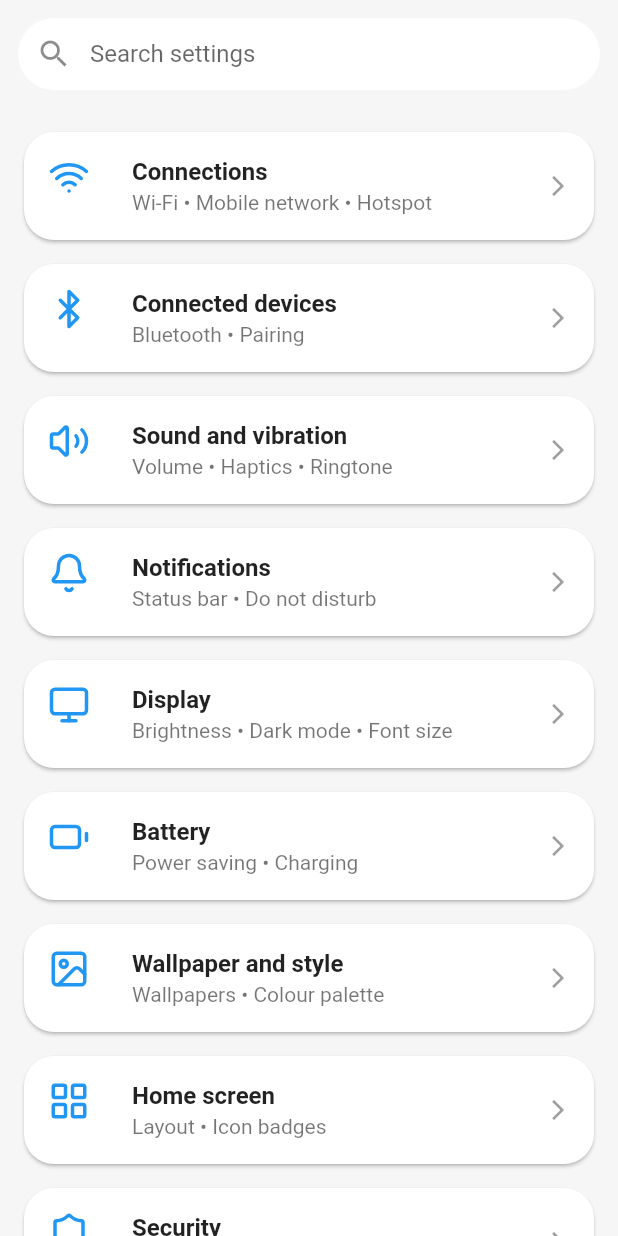
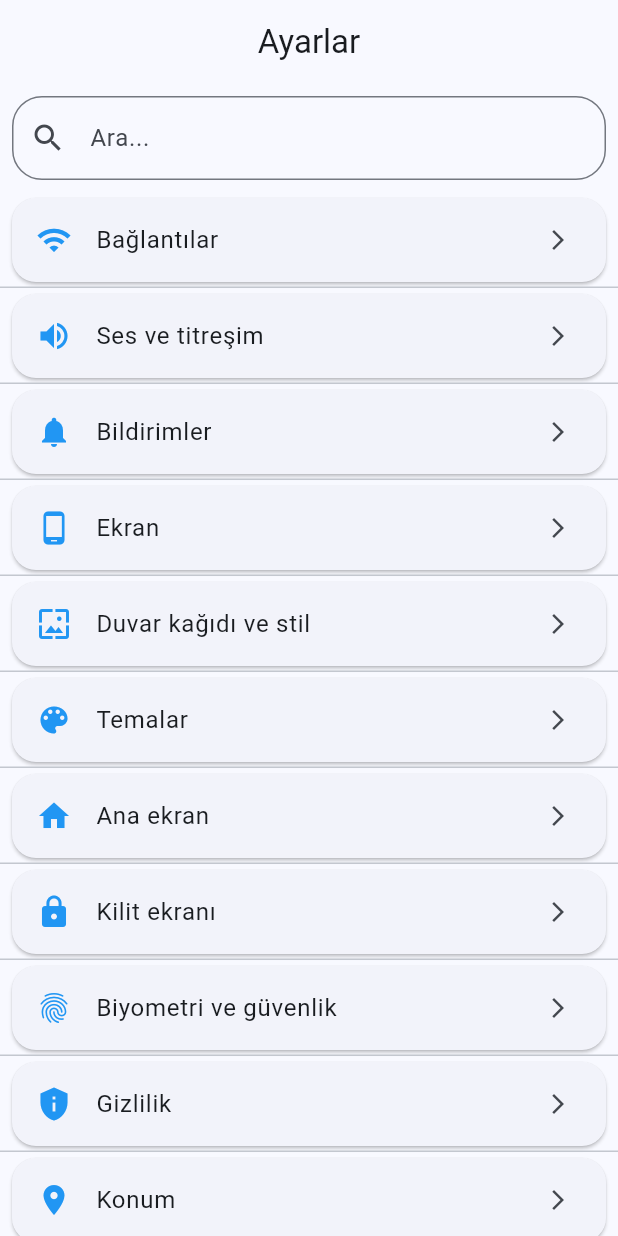
Before and after one commit to nsibvlizad-hub/Sin, a Flutter app: the screen it shows after launch, on a phone screen of 412 x 824 dp. Run offline on Flutter 3.47's test engine with Material 3 defaults, Android fonts, the phone set to English and light mode, and no system bars; our stand-ins replace shared_preferences.

Commit message:
Update main.dart

```diff
--- a/lib/main.dart
+++ b/lib/main.dart
@@ -1,96 +1,186 @@
 import 'package:flutter/material.dart';
-import 'package:lucide_icons/lucide_icons.dart';
 
-void main() => runApp(SettingsClone());
+void main() {
+  runApp(const FakeSettingsApp());
+}
 
-class SettingsClone extends StatelessWidget {
+class FakeSettingsApp extends StatelessWidget {
+  const FakeSettingsApp({super.key});
+
   @override
   Widget build(BuildContext context) {
     return MaterialApp(
-      debugShowCheckedModeBanner: false,
-      title: 'Settings',
+      title: 'Ayarlar',
       theme: ThemeData(
-        useMaterial3: false,
-        scaffoldBackgroundColor: Color(0xFFF6F6F6),
-        appBarTheme: AppBarTheme(
-          backgroundColor: Colors.white,
-          foregroundColor: Colors.black,
-          elevation: 0,
+        useMaterial3: true,
+        colorSchemeSeed: Colors.blue,
       ),
-      ),
-      home: SettingsHome(),
+      home: const SettingsHomePage(),
     );
   }
 }
 
-class SettingsHome extends StatelessWidget {
-  final List<Map<String, dynamic>> settings = [
-    {"icon": LucideIcons.wifi, "title": "Connections", "subtitle": "Wi-Fi • Mobile network • Hotspot"},
-    {"icon": LucideIcons.bluetooth, "title": "Connected devices", "subtitle": "Bluetooth • Pairing"},
-    {"icon": LucideIcons.volume2, "title": "Sound and vibration", "subtitle": "Volume • Haptics • Ringtone"},
-    {"icon": LucideIcons.bell, "title": "Notifications", "subtitle": "Status bar • Do not disturb"},
-    {"icon": LucideIcons.monitor, "title": "Display", "subtitle": "Brightness • Dark mode • Font size"},
-    {"icon": LucideIcons.battery, "title": "Battery", "subtitle": "Power saving • Charging"},
-    {"icon": LucideIcons.image, "title": "Wallpaper and style", "subtitle": "Wallpapers • Colour palette"},
-    {"icon": LucideIcons.layoutGrid, "title": "Home screen", "subtitle": "Layout • Icon badges"},
-    {"icon": LucideIcons.shield, "title": "Security", "subtitle": "Screen lock • Find my device"},
-    {"icon": LucideIcons.lock, "title": "Privacy", "subtitle": "Permissions • Ads • Personal data"},
-    {"icon": LucideIcons.mapPin, "title": "Location", "subtitle": "GPS • App location requests"},
-    {"icon": LucideIcons.user, "title": "Accounts and backup", "subtitle": "Manage accounts • Data sync"},
-    {"icon": LucideIcons.settings, "title": "Advanced features", "subtitle": "Labs • Tools"},
-    {"icon": LucideIcons.activity, "title": "Digital wellbeing", "subtitle": "Screen time • App timers"},
-    {"icon": LucideIcons.hardDrive, "title": "Device care", "subtitle": "Storage • Memory • Security"},
-    {"icon": LucideIcons.appWindow, "title": "Apps", "subtitle": "Default apps • App settings"},
-    {"icon": LucideIcons.globe, "title": "General management", "subtitle": "Language • Date and time"},
-    {"icon": LucideIcons.accessibility, "title": "Accessibility", "subtitle": "Display • Interaction • Audio"},
-    {"icon": LucideIcons.info, "title": "About phone", "subtitle": "Status • Legal information • Phone name"},
+class SettingsHomePage extends StatefulWidget {
+  const SettingsHomePage({super.key});
+
+  @override
+  State<SettingsHomePage> createState() => _SettingsHomePageState();
+}
+
+class _SettingsHomePageState extends State<SettingsHomePage> {
+  final TextEditingController _searchController = TextEditingController();
+  String _searchQuery = "";
+
+  final List<SettingsCategory> categories = [
+    SettingsCategory(
+      title: "Bağlantılar",
+      icon: Icons.wifi,
+      page: const WifiPage(),
+    ),
+    SettingsCategory(
+      title: "Ses ve titreşim",
+      icon: Icons.volume_up,
+      page: const SoundPage(),
+    ),
+    SettingsCategory(
+      title: "Bildirimler",
+      icon: Icons.notifications,
+      page: const NotificationPage(),
+    ),
+    SettingsCategory(
+      title: "Ekran",
+      icon: Icons.phone_android,
+      page: const DisplayPage(),
+    ),
+    SettingsCategory(
+      title: "Duvar kağıdı ve stil",
+      icon: Icons.wallpaper,
+      page: const WallpaperPage(),
+    ),
+    SettingsCategory(
+      title: "Temalar",
+      icon: Icons.color_lens,
+      page: const ThemePage(),
+    ),
+    SettingsCategory(
+      title: "Ana ekran",
+      icon: Icons.home,
+      page: const HomeScreenPage(),
+    ),
+    SettingsCategory(
+      title: "Kilit ekranı",
+      icon: Icons.lock,
+      page: const LockScreenPage(),
+    ),
+    SettingsCategory(
+      title: "Biyometri ve güvenlik",
+      icon: Icons.fingerprint,
+      page: const SecurityPage(),
+    ),
+    SettingsCategory(
+      title: "Gizlilik",
+      icon: Icons.privacy_tip,
+      page: const PrivacyPage(),
+    ),
+    SettingsCategory(
+      title: "Konum",
+      icon: Icons.location_on,
+      page: const LocationPage(),
+    ),
+    SettingsCategory(
+      title: "Google",
+      icon: Icons.account_circle,
+      page: const GooglePage(),
+    ),
+    SettingsCategory(
+      title: "Hesaplar ve yedekleme",
+      icon: Icons.cloud,
+      page: const AccountsPage(),
+    ),
+    SettingsCategory(
+      title: "Gelişmiş özellikler",
+      icon: Icons.star,
+      page: const AdvancedFeaturesPage(),
+    ),
+    SettingsCategory(
+      title: "Dijital sağlık ve ebeveyn denetimleri",
+      icon: Icons.health_and_safety,
+      page: const DigitalWellbeingPage(),
+    ),
+    SettingsCategory(
+      title: "Genel yönetim",
+      icon: Icons.settings_applications,
+      page: const GeneralManagementPage(),
+    ),
+    SettingsCategory(
+      title: "Erişilebilirlik",
+      icon: Icons.accessibility,
+      page: const AccessibilityPage(),
+    ),
+    SettingsCategory(
+      title: "Yazılım güncelleme",
+      icon: Icons.system_update,
+      page: const SoftwareUpdatePage(),
+    ),
+    SettingsCategory(
+      title: "Telefon hakkında",
+      icon: Icons.info,
+      page: const AboutPhonePage(),
+    ),
   ];
 
   @override
   Widget build(BuildContext context) {
+    final filteredCategories = categories
+        .where((cat) =>
+            cat.title.toLowerCase().contains(_searchQuery.toLowerCase()))
+        .toList();
+
     return Scaffold(
-      body: SafeArea(
-        child: Column(
+      appBar: AppBar(
+        title: const Text("Ayarlar"),
+        centerTitle: true,
+      ),
+      body: Column(
         children: [
-            // 🔍 Arama Çubuğu
           Padding(
-              padding: const EdgeInsets.all(12.0),
+            padding: const EdgeInsets.all(8.0),
             child: TextField(
+              controller: _searchController,
               decoration: InputDecoration(
-                  hintText: "Search settings",
-                  prefixIcon: Icon(Icons.search),
-                  filled: true,
-                  fillColor: Colors.white,
-                  contentPadding: EdgeInsets.symmetric(vertical: 0, horizontal: 16),
+                prefixIcon: const Icon(Icons.search),
+                hintText: "Ara...",
                 border: OutlineInputBorder(
-                    borderRadius: BorderRadius.circular(25),
-                    borderSide: BorderSide.none,
+                  borderRadius: BorderRadius.circular(20),
                 ),
               ),
+              onChanged: (value) {
+                setState(() {
+                  _searchQuery = value;
+                });
+              },
             ),
           ),
-            // 📋 Ayarlar Listesi
           Expanded(
             child: ListView.separated(
-                padding: EdgeInsets.all(12),
-                itemCount: settings.length,
-                separatorBuilder: (_, __) => SizedBox(height: 8),
+              itemCount: filteredCategories.length,
+              separatorBuilder: (_, __) => const Divider(height: 0),
               itemBuilder: (context, index) {
-                  var item = settings[index];
+                final cat = filteredCategories[index];
                 return Card(
-                    shape: RoundedRectangleBorder(borderRadius: BorderRadius.circular(20)),
-                    elevation: 1,
+                  shape: RoundedRectangleBorder(
+                    borderRadius: BorderRadius.circular(16),
+                  ),
+                  margin: const EdgeInsets.symmetric(
+                      horizontal: 8.0, vertical: 4.0),
                   child: ListTile(
-                      leading: Icon(item['icon'], color: Colors.blue, size: 28),
-                      title: Text(item['title'], style: TextStyle(fontWeight: FontWeight.w600)),
-                      subtitle: Text(item['subtitle']),
-                      trailing: Icon(Icons.arrow_forward_ios, size: 16, color: Colors.grey),
+                    leading: Icon(cat.icon, color: Colors.blue),
+                    title: Text(cat.title),
+                    trailing: const Icon(Icons.arrow_forward_ios, size: 16),
                     onTap: () {
                       Navigator.push(
                         context,
-                          MaterialPageRoute(
-                            builder: (_) => FakeCategoryPage(title: item['title']),
-                          ),
+                        MaterialPageRoute(builder: (_) => cat.page),
                       );
                     },
                   ),
@@ -100,85 +190,298 @@ class SettingsHome extends StatelessWidget {
           ),
         ],
       ),
+    );
+  }
+}
+
+class SettingsCategory {
+  final String title;
+  final IconData icon;
+  final Widget page;
+
+  SettingsCategory({required this.title, required this.icon, required this.page});
+}
+
+/// SAHTE SAYFALAR BAŞLANGIÇ
+
+class WifiPage extends StatefulWidget {
+  const WifiPage({super.key});
+
+  @override
+  State<WifiPage> createState() => _WifiPageState();
+}
+
+class _WifiPageState extends State<WifiPage> {
+  bool wifi = true;
+  bool bluetooth = false;
+
+  @override
+  Widget build(BuildContext context) {
+    return Scaffold(
+      appBar: AppBar(title: const Text("Bağlantılar")),
+      body: ListView(
+        children: [
+          SwitchListTile(
+            title: const Text("Wi-Fi"),
+            value: wifi,
+            onChanged: (val) {
+              setState(() {
+                wifi = val;
+              });
+            },
+          ),
+          SwitchListTile(
+            title: const Text("Bluetooth"),
+            value: bluetooth,
+            onChanged: (val) {
+              setState(() {
+                bluetooth = val;
+              });
+            },
+          ),
+        ],
       ),
     );
   }
 }
 
-class FakeCategoryPage extends StatelessWidget {
-  final String title;
-  FakeCategoryPage({required this.title});
+class SoundPage extends StatelessWidget {
+  const SoundPage({super.key});
 
   @override
   Widget build(BuildContext context) {
-    List<Map<String, String>> content = [];
-
-    switch (title) {
-      case "Connections":
-        content = [
-          {"title": "Wi-Fi", "subtitle": "Off"},
-          {"title": "Mobile networks", "subtitle": "4G"},
-          {"title": "Hotspot & Tethering", "subtitle": "Off"},
-          {"title": "Airplane mode", "subtitle": "Off"},
-        ];
-        break;
-      case "Display":
-        content = [
-          {"title": "Brightness", "subtitle": "50%"},
-          {"title": "Dark mode", "subtitle": "Enabled"},
-          {"title": "Font size", "subtitle": "Medium"},
-        ];
-        break;
-      case "Battery":
-        content = [
-          {"title": "Battery usage", "subtitle": "12h 30m left"},
-          {"title": "Power saving mode", "subtitle": "Off"},
-          {"title": "Charging", "subtitle": "Fast charging"},
-        ];
-        break;
-      case "Device care":
-        content = [
-          {"title": "Storage", "subtitle": "64 GB used of 128 GB"},
-          {"title": "Memory", "subtitle": "3.2 GB used of 8 GB"},
-          {"title": "Security", "subtitle": "No threats found"},
-        ];
-        break;
-      case "About phone":
-        content = [
-          {"title": "Model name", "subtitle": "Galaxy S25 Ultra"},
-          {"title": "Android version", "subtitle": "16"},
-          {"title": "One UI version", "subtitle": "8.0"},
-          {"title": "Knox version", "subtitle": "4.2"},
-          {"title": "Build number", "subtitle": "QPR1.250822.001"},
-          {"title": "Baseband version", "subtitle": "S25UXXU1AVH7"},
-          {"title": "Kernel version", "subtitle": "5.15.0-android16"},
-        ];
-        break;
-      default:
-        content = [
-          {"title": "Option 1", "subtitle": "Fake setting"},
-          {"title": "Option 2", "subtitle": "Fake setting"},
-        ];
-    }
-
+    double volume = 50;
     return Scaffold(
-      appBar: AppBar(title: Text(title)),
-      body: ListView.separated(
-        padding: EdgeInsets.all(12),
-        itemCount: content.length,
-        separatorBuilder: (_, __) => SizedBox(height: 8),
-        itemBuilder: (context, index) {
-          var e = content[index];
-          return Card(
-            shape: RoundedRectangleBorder(borderRadius: BorderRadius.circular(20)),
-            elevation: 1,
-            child: ListTile(
-              title: Text(e['title']!),
-              subtitle: Text(e['subtitle']!),
-            ),
-          );
-        },
+      appBar: AppBar(title: const Text("Ses ve titreşim")),
+      body: ListView(
+        children: [
+          ListTile(title: const Text("Zil sesi"), subtitle: const Text("Default")),
+          ListTile(title: const Text("Titreşim modu"), subtitle: const Text("Açık")),
+        ],
       ),
     );
   }
 }
+
+class NotificationPage extends StatelessWidget {
+  const NotificationPage({super.key});
+
+  @override
+  Widget build(BuildContext context) {
+    return Scaffold(
+      appBar: AppBar(title: const Text("Bildirimler")),
+      body: ListView(
+        children: const [
+          ListTile(title: Text("Uygulama bildirimleri")),
+          ListTile(title: Text("Rahatsız etmeyin")),
+        ],
+      ),
+    );
+  }
+}
+
+class DisplayPage extends StatelessWidget {
+  const DisplayPage({super.key});
+
+  @override
+  Widget build(BuildContext context) {
+    return Scaffold(
+      appBar: AppBar(title: const Text("Ekran")),
+      body: ListView(
+        children: const [
+          ListTile(title: Text("Parlaklık")),
+          ListTile(title: Text("Karanlık mod")),
+        ],
+      ),
+    );
+  }
+}
+
+class WallpaperPage extends StatelessWidget {
+  const WallpaperPage({super.key});
+
+  @override
+  Widget build(BuildContext context) {
+    return Scaffold(
+      appBar: AppBar(title: const Text("Duvar kağıdı ve stil")),
+      body: const Center(child: Text("Sahte duvar kağıdı ayarları")),
+    );
+  }
+}
+
+class ThemePage extends StatelessWidget {
+  const ThemePage({super.key});
+
+  @override
+  Widget build(BuildContext context) {
+    return Scaffold(
+      appBar: AppBar(title: const Text("Temalar")),
+      body: const Center(child: Text("Sahte tema ayarları")),
+    );
+  }
+}
+
+class HomeScreenPage extends StatelessWidget {
+  const HomeScreenPage({super.key});
+
+  @override
+  Widget build(BuildContext context) {
+    return Scaffold(
+      appBar: AppBar(title: const Text("Ana ekran")),
+      body: const Center(child: Text("Ana ekran ayarları")),
+    );
+  }
+}
+
+class LockScreenPage extends StatelessWidget {
+  const LockScreenPage({super.key});
+
+  @override
+  Widget build(BuildContext context) {
+    return Scaffold(
+      appBar: AppBar(title: const Text("Kilit ekranı")),
+      body: const Center(child: Text("Kilit ekranı ayarları")),
+    );
+  }
+}
+
+class SecurityPage extends StatelessWidget {
+  const SecurityPage({super.key});
+
+  @override
+  Widget build(BuildContext context) {
+    return Scaffold(
+      appBar: AppBar(title: const Text("Biyometri ve güvenlik")),
+      body: const Center(child: Text("Parmak izi, yüz tanıma sahte ayarları")),
+    );
+  }
+}
+
+class PrivacyPage extends StatelessWidget {
+  const PrivacyPage({super.key});
+
+  @override
+  Widget build(BuildContext context) {
+    return Scaffold(
+      appBar: AppBar(title: const Text("Gizlilik")),
+      body: const Center(child: Text("Gizlilik ayarları")),
+    );
+  }
+}
+
+class LocationPage extends StatelessWidget {
+  const LocationPage({super.key});
+
+  @override
+  Widget build(BuildContext context) {
+    return Scaffold(
+      appBar: AppBar(title: const Text("Konum")),
+      body: const Center(child: Text("Konum ayarları")),
+    );
+  }
+}
+
+class GooglePage extends StatelessWidget {
+  const GooglePage({super.key});
+
+  @override
+  Widget build(BuildContext context) {
+    return Scaffold(
+      appBar: AppBar(title: const Text("Google")),
+      body: const Center(child: Text("Google servisleri")),
+    );
+  }
+}
+
+class AccountsPage extends StatelessWidget {
+  const AccountsPage({super.key});
+
+  @override
+  Widget build(BuildContext context) {
+    return Scaffold(
+      appBar: AppBar(title: const Text("Hesaplar ve yedekleme")),
+      body: const Center(child: Text("Samsung hesabı, Google hesabı, Yedekleme")),
+    );
+  }
+}
+
+class AdvancedFeaturesPage extends StatelessWidget {
+  const AdvancedFeaturesPage({super.key});
+
+  @override
+  Widget build(BuildContext context) {
+    return Scaffold(
+      appBar: AppBar(title: const Text("Gelişmiş özellikler")),
+      body: const Center(child: Text("Çoklu görev, hareketler")),
+    );
+  }
+}
+
+class DigitalWellbeingPage extends StatelessWidget {
+  const DigitalWellbeingPage({super.key});
+
+  @override
+  Widget build(BuildContext context) {
+    return Scaffold(
+      appBar: AppBar(title: const Text("Dijital sağlık ve ebeveyn denetimleri")),
+      body: const Center(child: Text("Ekran süresi, uygulama sınırları")),
+    );
+  }
+}
+
+class GeneralManagementPage extends StatelessWidget {
+  const GeneralManagementPage({super.key});
+
+  @override
+  Widget build(BuildContext context) {
+    return Scaffold(
+      appBar: AppBar(title: const Text("Genel yönetim")),
+      body: const Center(child: Text("Dil ve klavye, sıfırlama")),
+    );
+  }
+}
+
+class AccessibilityPage extends StatelessWidget {
+  const AccessibilityPage({super.key});
+
+  @override
+  Widget build(BuildContext context) {
+    return Scaffold(
+      appBar: AppBar(title: const Text("Erişilebilirlik")),
+      body: const Center(child: Text("Görme, işitme, etkileşim ayarları")),
+    );
+  }
+}
+
+class SoftwareUpdatePage extends StatelessWidget {
+  const SoftwareUpdatePage({super.key});
+
+  @override
+  Widget build(BuildContext context) {
+    return Scaffold(
+      appBar: AppBar(title: const Text("Yazılım güncelleme")),
+      body: const Center(child: Text("Son sürüm: Android 16 / OneUI 8")),
+    );
+  }
+}
+
+class AboutPhonePage extends StatelessWidget {
+  const AboutPhonePage({super.key});
+
+  @override
+  Widget build(BuildContext context) {
+    return Scaffold(
+      appBar: AppBar(title: const Text("Telefon hakkında")),
+      body: ListView(
+        children: const [
+          ListTile(title: Text("Cihaz adı"), subtitle: Text("Galaxy S25 Ultra")),
+          ListTile(title: Text("Model numarası"), subtitle: Text("SM-S928B")),
+          ListTile(title: Text("Seri numarası"), subtitle: Text("R58M12345YZ")),
+          ListTile(title: Text("Android sürümü"), subtitle: Text("16")),
+          ListTile(title: Text("OneUI sürümü"), subtitle: Text("8.0")),
+          ListTile(title: Text("Knox sürümü"), subtitle: Text("3.10")),
+        ],
+      ),
+    );
+  }
+}
```
Lines whose indentation alone changed are shown as unchanged.
